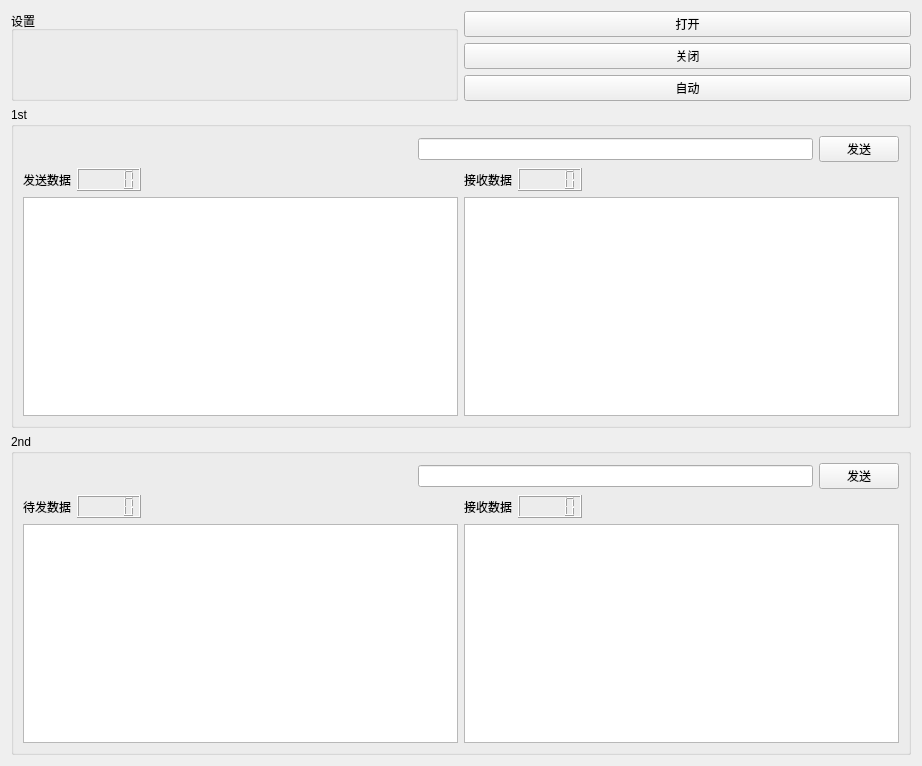
The window that ui/formmodule.ui (TurnipBun/rtqt) describes before a commit, drawn with Qt 5.
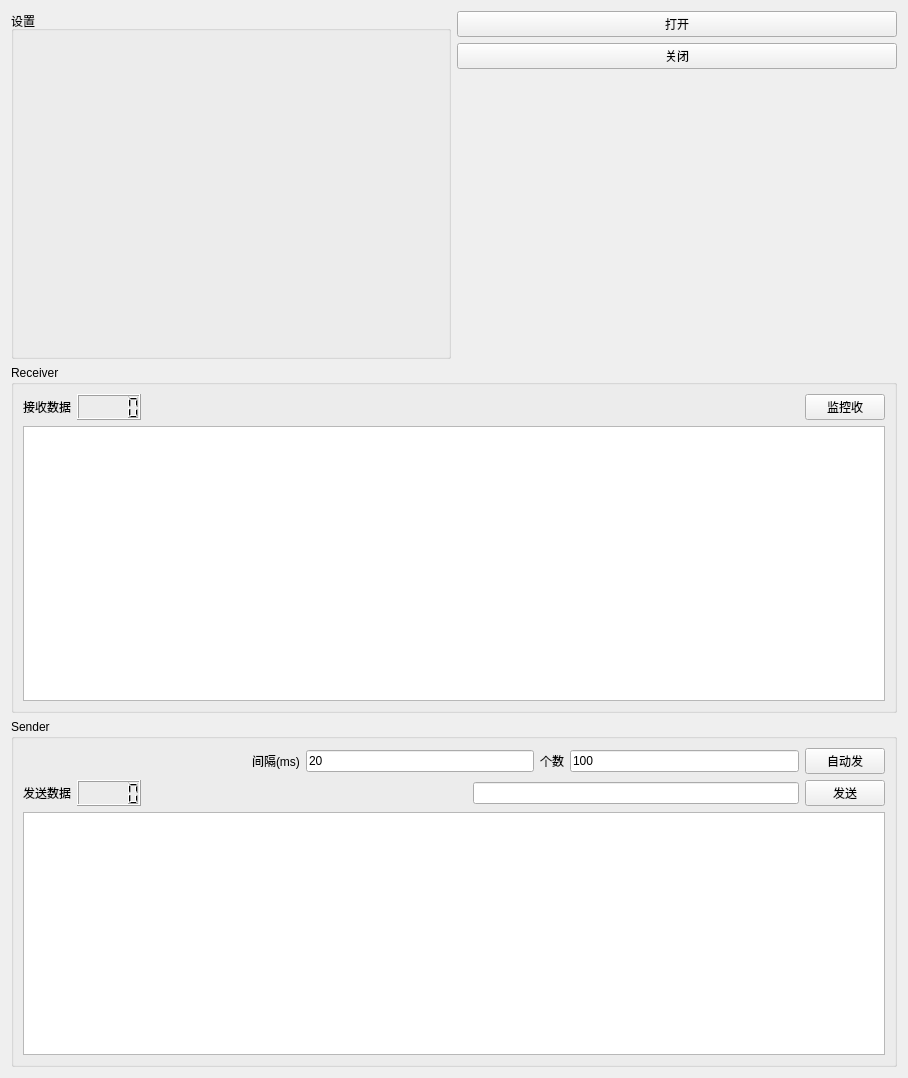
The same window after the commit.

Diff of the .ui file:
```diff
--- a/ui/formmodule.ui
+++ b/ui/formmodule.ui
@@ -6,8 +6,8 @@
    <rect>
     <x>0</x>
     <y>0</y>
-    <width>922</width>
-    <height>766</height>
+    <width>908</width>
+    <height>1078</height>
    </rect>
   </property>
   <property name="windowTitle">
@@ -40,11 +40,17 @@
         </widget>
        </item>
        <item>
-        <widget class="QPushButton" name="pushAuto">
-         <property name="text">
-          <string>自动</string>
+        <spacer name="verticalSpacer">
+         <property name="orientation">
+          <enum>Qt::Vertical</enum>
          </property>
-        </widget>
+         <property name="sizeHint" stdset="0">
+          <size>
+           <width>20</width>
+           <height>40</height>
+          </size>
+         </property>
+        </spacer>
        </item>
       </layout>
      </item>
@@ -53,13 +59,23 @@
    <item>
     <widget class="QGroupBox" name="group1st">
      <property name="title">
-      <string>1st</string>
+      <string>Receiver</string>
      </property>
-     <layout class="QVBoxLayout" name="verticalLayout_6">
+     <layout class="QVBoxLayout" name="verticalLayout_3">
       <item>
-       <layout class="QHBoxLayout" name="horizontalLayout_3">
+       <layout class="QHBoxLayout" name="horizontalLayout_6">
         <item>
-         <spacer name="horizontalSpacer">
+         <widget class="QLabel" name="label_11">
+          <property name="text">
+           <string>接收数据</string>
+          </property>
+         </widget>
+        </item>
+        <item>
+         <widget class="QLCDNumber" name="lcdRecvCount"/>
+        </item>
+        <item>
+         <spacer name="horizontalSpacer_3">
           <property name="orientation">
            <enum>Qt::Horizontal</enum>
           </property>
@@ -72,92 +88,16 @@
          </spacer>
         </item>
         <item>
-         <widget class="QLineEdit" name="lineSend1st"/>
-        </item>
-        <item>
-         <widget class="QPushButton" name="pushSend1st">
+         <widget class="QPushButton" name="pushAutoRecv">
           <property name="text">
-           <string>发送</string>
+           <string>监控收</string>
           </property>
          </widget>
         </item>
        </layout>
       </item>
       <item>
-       <layout class="QHBoxLayout" name="horizontalLayout_7">
-        <item>
-         <layout class="QVBoxLayout" name="verticalLayout_3">
-          <item>
-           <layout class="QHBoxLayout" name="horizontalLayout_5">
-            <item>
-             <widget class="QLabel" name="label_3">
-              <property name="text">
-               <string>发送数据</string>
-              </property>
-             </widget>
-            </item>
-            <item>
-             <widget class="QLCDNumber" name="lcdSendCount1st"/>
-            </item>
-            <item>
-             <spacer name="horizontalSpacer_2">
-              <property name="orientation">
-               <enum>Qt::Horizontal</enum>
-              </property>
-              <property name="sizeHint" stdset="0">
-               <size>
-                <width>40</width>
-                <height>20</height>
-               </size>
-              </property>
-             </spacer>
-            </item>
-           </layout>
-          </item>
-          <item>
-           <widget class="QTextBrowser" name="textSend1st">
-            <property name="enabled">
-             <bool>true</bool>
-            </property>
-           </widget>
-          </item>
-         </layout>
-        </item>
-        <item>
-         <layout class="QVBoxLayout" name="verticalLayout_5">
-          <item>
-           <layout class="QHBoxLayout" name="horizontalLayout_6">
-            <item>
-             <widget class="QLabel" name="label_11">
-              <property name="text">
-               <string>接收数据</string>
-              </property>
-             </widget>
-            </item>
-            <item>
-             <widget class="QLCDNumber" name="lcdRecvCount1st"/>
-            </item>
-            <item>
-             <spacer name="horizontalSpacer_3">
-              <property name="orientation">
-               <enum>Qt::Horizontal</enum>
-              </property>
-              <property name="sizeHint" stdset="0">
-               <size>
-                <width>40</width>
-                <height>20</height>
-               </size>
-              </property>
-             </spacer>
-            </item>
-           </layout>
-          </item>
-          <item>
-           <widget class="QTextBrowser" name="textRecv1st"/>
-          </item>
-         </layout>
-        </item>
-       </layout>
+       <widget class="QTextBrowser" name="textRecv"/>
       </item>
      </layout>
     </widget>
@@ -165,13 +105,75 @@
    <item>
     <widget class="QGroupBox" name="group2nd">
      <property name="title">
-      <string>2nd</string>
+      <string>Sender</string>
      </property>
-     <layout class="QVBoxLayout" name="verticalLayout_8">
+     <layout class="QVBoxLayout" name="verticalLayout_4">
+      <item>
+       <layout class="QHBoxLayout" name="horizontalLayout_3">
+        <item>
+         <spacer name="horizontalSpacer">
+          <property name="orientation">
+           <enum>Qt::Horizontal</enum>
+          </property>
+          <property name="sizeHint" stdset="0">
+           <size>
+            <width>40</width>
+            <height>20</height>
+           </size>
+          </property>
+         </spacer>
+        </item>
+        <item>
+         <widget class="QLabel" name="label">
+          <property name="text">
+           <string>间隔(ms)</string>
+          </property>
+         </widget>
+        </item>
+        <item>
+         <widget class="QLineEdit" name="lineInterval">
+          <property name="text">
+           <string>20</string>
+          </property>
+         </widget>
+        </item>
+        <item>
+         <widget class="QLabel" name="label_3">
+          <property name="text">
+           <string>个数</string>
+          </property>
+         </widget>
+        </item>
+        <item>
+         <widget class="QLineEdit" name="lineNum">
+          <property name="text">
+           <string>100</string>
+          </property>
+         </widget>
+        </item>
+        <item>
+         <widget class="QPushButton" name="pushAutoSend">
+          <property name="text">
+           <string>自动发</string>
+          </property>
+         </widget>
+        </item>
+       </layout>
+      </item>
       <item>
        <layout class="QHBoxLayout" name="horizontalLayout_2">
         <item>
-         <spacer name="horizontalSpacer_4">
+         <widget class="QLabel" name="label_2">
+          <property name="text">
+           <string>发送数据</string>
+          </property>
+         </widget>
+        </item>
+        <item>
+         <widget class="QLCDNumber" name="lcdSendCount"/>
+        </item>
+        <item>
+         <spacer name="horizontalSpacer_5">
           <property name="orientation">
            <enum>Qt::Horizontal</enum>
           </property>
@@ -196,76 +198,7 @@
        </layout>
       </item>
       <item>
-       <layout class="QHBoxLayout" name="horizontalLayout_9">
-        <item>
-         <layout class="QVBoxLayout" name="verticalLayout_4">
-          <item>
-           <layout class="QHBoxLayout" name="horizontalLayout_4">
-            <item>
-             <widget class="QLabel" name="label_2">
-              <property name="text">
-               <string>待发数据</string>
-              </property>
-             </widget>
-            </item>
-            <item>
-             <widget class="QLCDNumber" name="lcdSendCount2nd"/>
-            </item>
-            <item>
-             <spacer name="horizontalSpacer_5">
-              <property name="orientation">
-               <enum>Qt::Horizontal</enum>
-              </property>
-              <property name="sizeHint" stdset="0">
-               <size>
-                <width>40</width>
-                <height>20</height>
-               </size>
-              </property>
-             </spacer>
-            </item>
-           </layout>
-          </item>
-          <item>
-           <widget class="QTextBrowser" name="textSend2nd"/>
-          </item>
-         </layout>
-        </item>
-        <item>
-         <layout class="QVBoxLayout" name="verticalLayout_7">
-          <item>
-           <layout class="QHBoxLayout" name="horizontalLayout_8">
-            <item>
-             <widget class="QLabel" name="label_4">
-              <property name="text">
-               <string>接收数据</string>
-              </property>
-             </widget>
-            </item>
-            <item>
-             <widget class="QLCDNumber" name="lcdRecvCount2nd"/>
-            </item>
-            <item>
-             <spacer name="horizontalSpacer_6">
-              <property name="orientation">
-               <enum>Qt::Horizontal</enum>
-              </property>
-              <property name="sizeHint" stdset="0">
-               <size>
-                <width>40</width>
-                <height>20</height>
-               </size>
-              </property>
-             </spacer>
-            </item>
-           </layout>
-          </item>
-          <item>
-           <widget class="QTextBrowser" name="textRecv2nd"/>
-          </item>
-         </layout>
-        </item>
-       </layout>
+       <widget class="QTextBrowser" name="textSend"/>
       </item>
      </layout>
     </widget>
```
Left out of the diff: 8 changed lines with no effect on the pictures.
